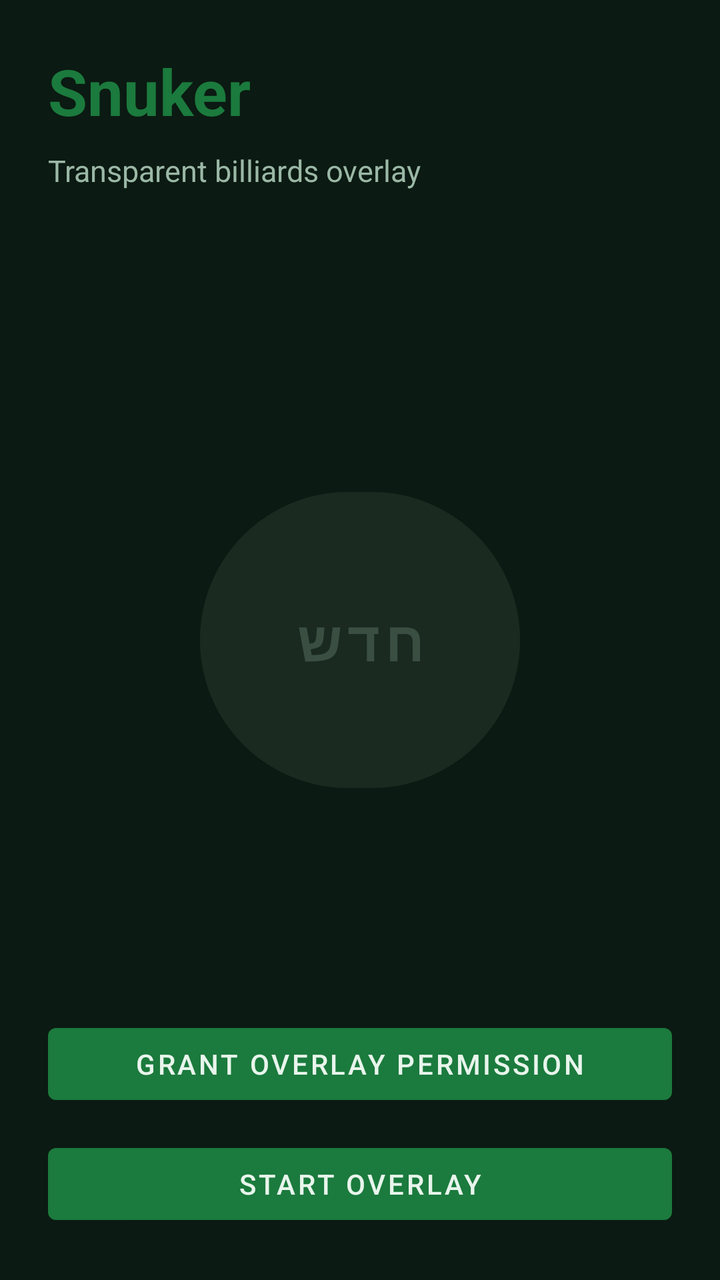
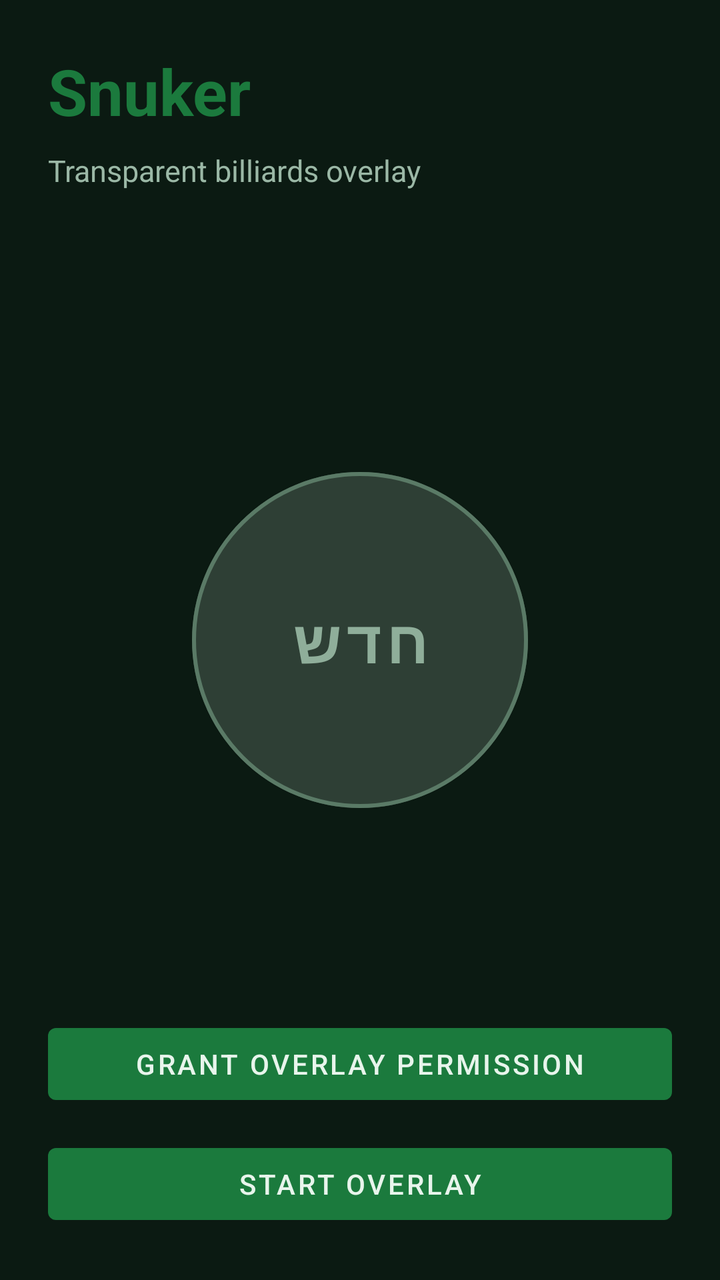

The first picture is an Android layout as it rendered before a commit; the second is the same layout after the commit. The layout source and the unified diff follow.
<!-- AndroidManifest.xml: activity theme Theme.Snuker -->
<!-- res/layout/activity_main.xml -->
<?xml version="1.0" encoding="utf-8"?>
<androidx.constraintlayout.widget.ConstraintLayout xmlns:android="http://schemas.android.com/apk/res/android"
    xmlns:app="http://schemas.android.com/apk/res-auto"
    android:layout_width="match_parent"
    android:layout_height="match_parent"
    android:padding="24dp"
    android:background="@color/bg">

    <TextView
        android:id="@+id/titleText"
        android:layout_width="0dp"
        android:layout_height="wrap_content"
        android:text="@string/app_name"
        android:textColor="@color/felt_green"
        android:textSize="32sp"
        android:textStyle="bold"
        app:layout_constraintTop_toTopOf="parent"
        app:layout_constraintStart_toStartOf="parent"
        app:layout_constraintEnd_toEndOf="parent" />

    <TextView
        android:id="@+id/subtitleText"
        android:layout_width="0dp"
        android:layout_height="wrap_content"
        android:layout_marginTop="8dp"
        android:text="@string/app_subtitle"
        android:textColor="@color/text_secondary"
        android:textSize="15sp"
        app:layout_constraintTop_toBottomOf="@id/titleText"
        app:layout_constraintStart_toStartOf="parent"
        app:layout_constraintEnd_toEndOf="parent" />

    <TextView
        android:id="@+id/statusText"
        android:layout_width="0dp"
        android:layout_height="wrap_content"
        android:layout_marginTop="32dp"
        android:lineSpacingExtra="4dp"
        android:textColor="@color/text_primary"
        android:textSize="14sp"
        app:layout_constraintTop_toBottomOf="@id/subtitleText"
        app:layout_constraintStart_toStartOf="parent"
        app:layout_constraintEnd_toEndOf="parent" />

    <Button
        android:id="@+id/newGameButton"
        android:layout_width="160dp"
        android:layout_height="160dp"
        android:text="@string/new_game"
        android:textSize="28sp"
        android:textStyle="bold"
        android:enabled="false"
        android:backgroundTint="@color/btn_new_disabled"
        android:textColor="@color/btn_new_text_disabled"
        app:cornerRadius="80dp"
        app:layout_constraintTop_toTopOf="parent"
        app:layout_constraintBottom_toBottomOf="parent"
        app:layout_constraintStart_toStartOf="parent"
        app:layout_constraintEnd_toEndOf="parent" />

    <Button
        android:id="@+id/overlaySettingsButton"
        android:layout_width="0dp"
        android:layout_height="wrap_content"
        android:layout_marginBottom="12dp"
        android:text="@string/open_overlay_settings"
        app:layout_constraintBottom_toTopOf="@id/startButton"
        app:layout_constraintStart_toStartOf="parent"
        app:layout_constraintEnd_toEndOf="parent" />

    <Button
        android:id="@+id/startButton"
        android:layout_width="0dp"
        android:layout_height="wrap_content"
        android:text="@string/start_overlay"
        app:layout_constraintBottom_toBottomOf="parent"
        app:layout_constraintStart_toStartOf="parent"
        app:layout_constraintEnd_toEndOf="parent" />

</androidx.constraintlayout.widget.ConstraintLayout>
<!-- resources referenced by this layout -->
<resources>
  <color name="bg">#0B1A12</color>
  <color name="btn_new_disabled">#1A2A20</color>
  <color name="btn_new_text_disabled">#3A4F42</color>
  <color name="felt_green">#1B7A3D</color>
  <color name="text_primary">#E8F5EC</color>
  <color name="text_secondary">#9BB8A6</color>
  <string name="app_name">Snuker</string>
  <string name="app_subtitle">Transparent billiards overlay</string>
  <string name="new_game">חדש</string>
  <string name="open_overlay_settings">Grant Overlay Permission</string>
  <string name="start_overlay">Start Overlay</string>
  <style name="Theme.Snuker" parent="Theme.MaterialComponents.DayNight.NoActionBar">
          <item name="colorPrimary">@color/felt_green</item>
          <item name="colorPrimaryVariant">@color/bg</item>
          <item name="colorOnPrimary">@color/text_primary</item>
          <item name="android:statusBarColor">@color/bg</item>
          <item name="android:navigationBarColor">@color/bg</item>
          <item name="android:windowBackground">@color/bg</item>
      </style>
</resources>

<!-- the commit's change to res/layout/activity_main.xml (unified diff, before → after) -->
@@ -42,17 +42,22 @@
         app:layout_constraintStart_toStartOf="parent"
         app:layout_constraintEnd_toEndOf="parent" />
 
-    <Button
+    <com.google.android.material.button.MaterialButton
         android:id="@+id/newGameButton"
-        android:layout_width="160dp"
-        android:layout_height="160dp"
+        android:layout_width="168dp"
+        android:layout_height="168dp"
+        android:insetTop="0dp"
+        android:insetBottom="0dp"
         android:text="@string/new_game"
-        android:textSize="28sp"
+        android:textSize="30sp"
         android:textStyle="bold"
-        android:enabled="false"
+        android:clickable="false"
+        android:focusable="false"
         android:backgroundTint="@color/btn_new_disabled"
         android:textColor="@color/btn_new_text_disabled"
-        app:cornerRadius="80dp"
+        app:cornerRadius="84dp"
+        app:strokeWidth="2dp"
+        app:strokeColor="@color/btn_new_stroke_disabled"
         app:layout_constraintTop_toTopOf="parent"
         app:layout_constraintBottom_toBottomOf="parent"
         app:layout_constraintStart_toStartOf="parent"
<!-- resource entries referenced after the edit -->
@@ -1,8 +1,9 @@
 <!-- resources referenced by this layout -->
 <resources>
   <color name="bg">#0B1A12</color>
-  <color name="btn_new_disabled">#1A2A20</color>
-  <color name="btn_new_text_disabled">#3A4F42</color>
+  <color name="btn_new_disabled">#2E3F35</color>
+  <color name="btn_new_stroke_disabled">#5A7A66</color>
+  <color name="btn_new_text_disabled">#8FAE9A</color>
   <color name="felt_green">#1B7A3D</color>
   <color name="text_primary">#E8F5EC</color>
   <color name="text_secondary">#9BB8A6</color>
